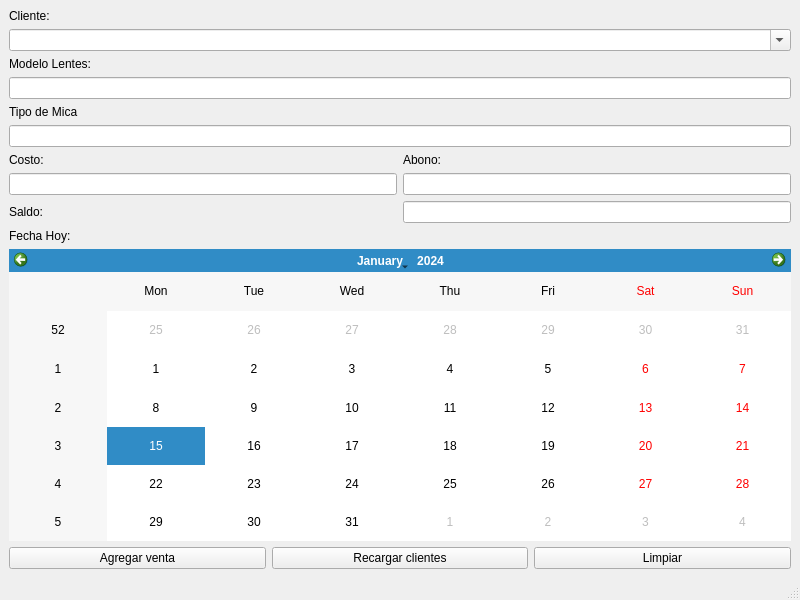
Old version of the form RawInterfaces/agregarVenta.ui in the repository tartaman/AdministradorDeVentas.
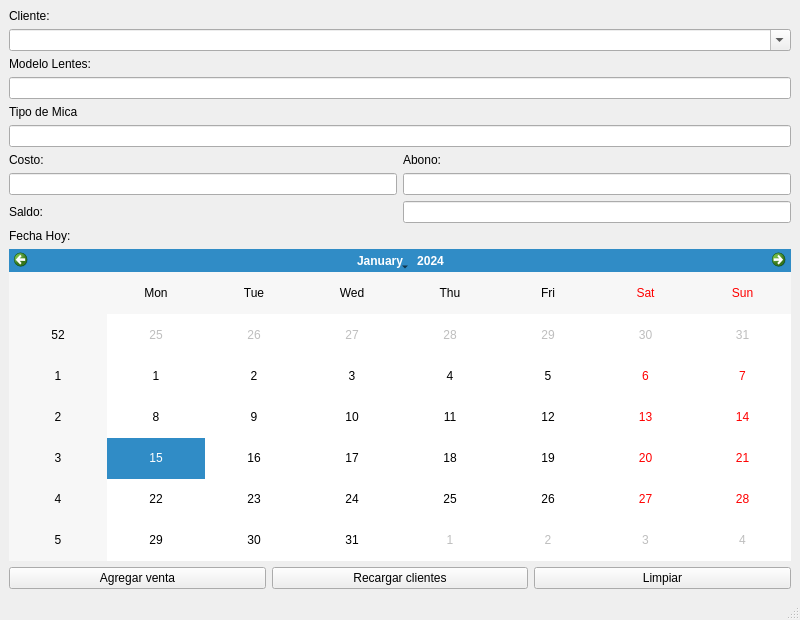
New version of the form.

Patch:
```diff
--- a/RawInterfaces/agregarVenta.ui
+++ b/RawInterfaces/agregarVenta.ui
@@ -7,7 +7,7 @@
     <x>0</x>
     <y>0</y>
     <width>800</width>
-    <height>600</height>
+    <height>620</height>
    </rect>
   </property>
   <property name="windowTitle">
```
